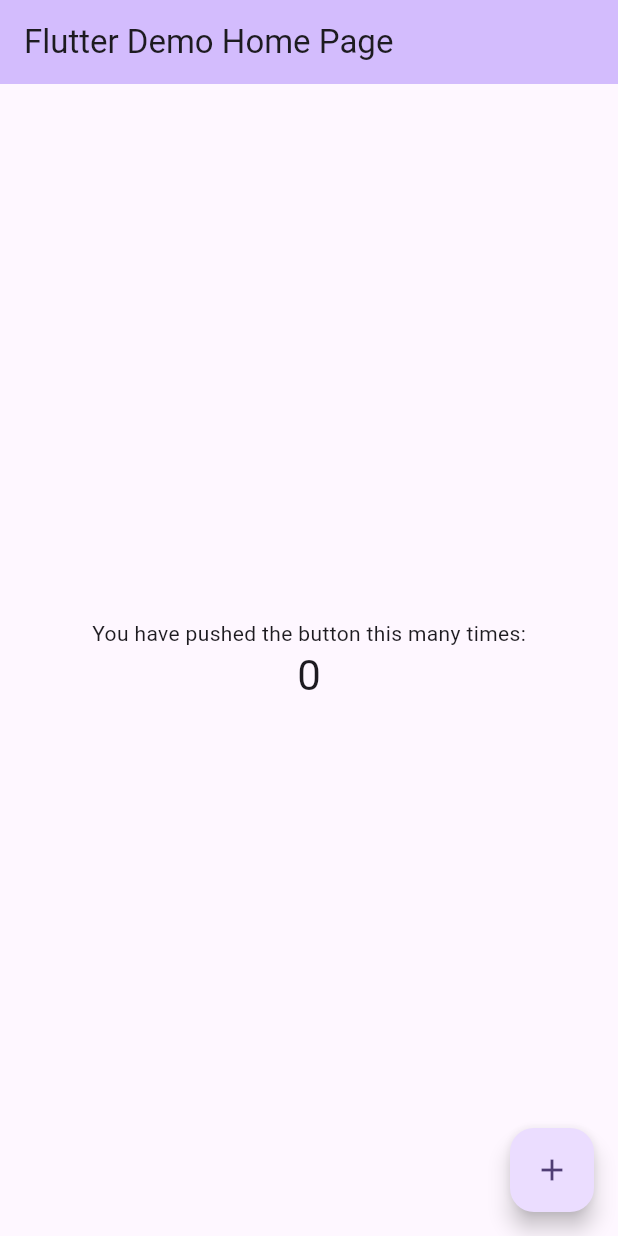
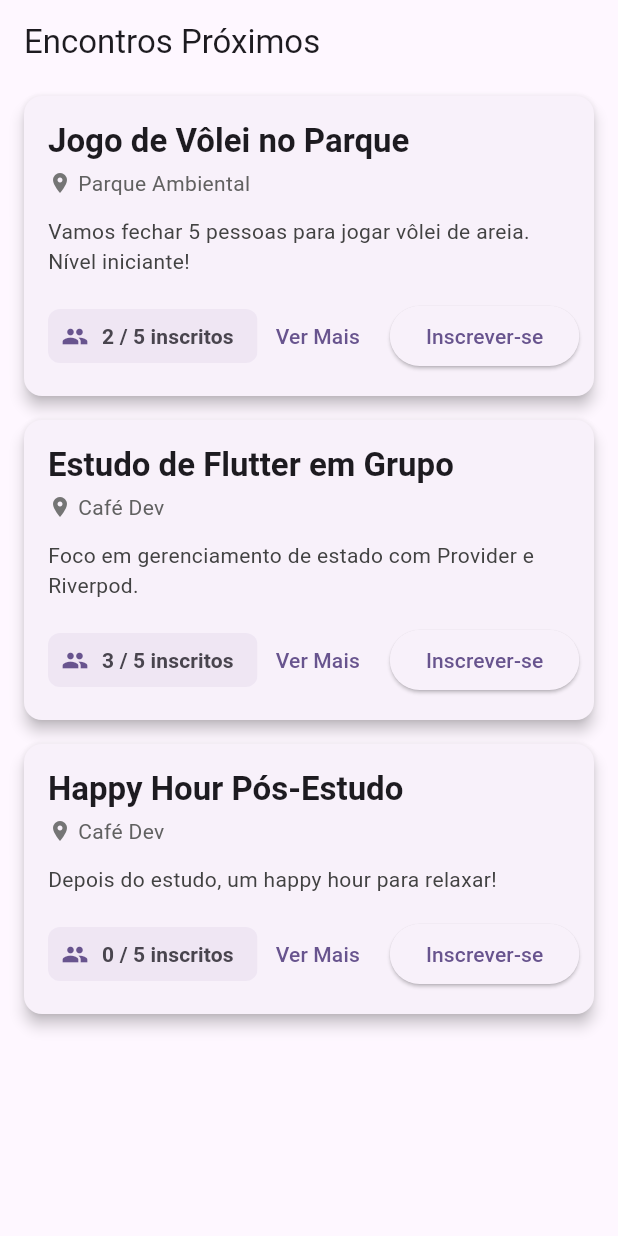
Before and after one commit to 5th-semester/hangout, a Flutter app: the screen it shows after launch, on a phone screen of 412 x 824 dp. Run offline on Flutter 3.47's test engine with Material 3 defaults, Android fonts, the light colour scheme and no system bars.

Commit message:
feat: add main page and repository associated

```diff
--- a/lib/main.dart
+++ b/lib/main.dart
@@ -1,4 +1,5 @@
 import 'package:flutter/material.dart';
+import 'package:hangout/pages/home_page.dart';
 
 void main() {
   runApp(const MyApp());
@@ -30,7 +31,7 @@
         // tested with just a hot reload.
         colorScheme: ColorScheme.fromSeed(seedColor: Colors.deepPurple),
       ),
-      home: const MyHomePage(title: 'Flutter Demo Home Page'),
+      home: const HomePage(),
     );
   }
 }
--- /dev/null
+++ b/lib/pages/home_page.dart
@@ -0,0 +1,56 @@
+import 'package:flutter/material.dart';
+import '../widgets/meeting_card.dart';
+import '../repositories/meeting_repository.dart';
+import '../models/meeting.dart';
+import '../models/coordinates.dart';
+
+class HomePage extends StatefulWidget {
+  const HomePage({super.key});
+
+  @override
+  State<HomePage> createState() => _HomePageState();
+}
+
+class _HomePageState extends State<HomePage> {
+  final _repository = MeetingRepository();
+  late List<Meeting> _meetings;
+
+  final _userLocation = Coordinates(latitude: -25.095, longitude: -50.162);
+
+  @override
+  void initState() {
+    super.initState();
+
+    _meetings = _repository.getPaginatedMeetingsByProximity(
+      userCoordinates: _userLocation,
+      itemsPerPage: 10,
+    );
+  }
+
+  @override
+  Widget build(BuildContext context) {
+    return Scaffold(
+      appBar: AppBar(title: const Text('Encontros Próximos')),
+      body: ListView.builder(
+        itemCount: _meetings.length,
+        itemBuilder: (context, index) {
+          final meeting = _meetings[index];
+          return MeetingCard(
+            meeting: meeting,
+            onSeeMorePressed: () {
+              print('Navegando para detalhes do evento: ${meeting.name}');
+            },
+            onSubscribePressed: () {
+              print('Inscrição no evento: ${meeting.name}');
+              ScaffoldMessenger.of(context).showSnackBar(
+                SnackBar(
+                  content: Text('Inscrição em "${meeting.name}" realizada!'),
+                ),
+              );
+            },
+          );
+        },
+      ),
+    );
+  }
+}
--- /dev/null
+++ b/lib/repositories/meeting_repository.dart
@@ -0,0 +1,75 @@
+import 'dart:math';
+
+import './mocks/meeting_mocks.dart';
+import '../models/coordinates.dart';
+import '../models/meeting.dart';
+
+// Classe auxiliar privada para associar um Meeting à sua distância calculada
+class _MeetingWithDistance {
+  final Meeting meeting;
+  final double distanceInKm;
+
+  _MeetingWithDistance({required this.meeting, required this.distanceInKm});
+}
+
+class MeetingRepository {
+  final List<Meeting> _allMeetings = MeetingMocks.list;
+
+  List<Meeting> getPaginatedMeetingsByProximity({
+    required Coordinates userCoordinates,
+    required int itemsPerPage,
+    int? lastMeetingId,
+  }) {
+    final meetingsWithDistance = _allMeetings.map((meeting) {
+      final distance = _calculateDistanceInKm(
+        userCoordinates,
+        meeting.local.coordinates,
+      );
+      return _MeetingWithDistance(meeting: meeting, distanceInKm: distance);
+    }).toList();
+
+    meetingsWithDistance.sort(
+      (a, b) => a.distanceInKm.compareTo(b.distanceInKm),
+    );
+
+    int startIndex = 0;
+
+    if (lastMeetingId != null) {
+      final lastIndex = meetingsWithDistance.indexWhere(
+        (m) => m.meeting.meeting_id == lastMeetingId,
+      );
+      if (lastIndex != -1) {
+        startIndex = lastIndex + 1;
+      }
+    }
+
+    final paginatedList = meetingsWithDistance
+        .skip(startIndex)
+        .take(itemsPerPage)
+        .map((m) => m.meeting)
+        .toList();
+
+    return paginatedList;
+  }
+
+  double _calculateDistanceInKm(Coordinates point1, Coordinates point2) {
+    const earthRadiusKm = 6371;
+
+    final dLat = _degreesToRadians(point2.latitude - point1.latitude);
+    final dLon = _degreesToRadians(point2.longitude - point1.longitude);
+
+    final lat1 = _degreesToRadians(point1.latitude);
+    final lat2 = _degreesToRadians(point2.latitude);
+
+    final a =
+        sin(dLat / 2) * sin(dLat / 2) +
+        sin(dLon / 2) * sin(dLon / 2) * cos(lat1) * cos(lat2);
+    final c = 2 * atan2(sqrt(a), sqrt(1 - a));
+
+    return earthRadiusKm * c;
+  }
+
+  double _degreesToRadians(double degrees) {
+    return degrees * pi / 180;
+  }
+}
--- /dev/null
+++ b/lib/widgets/meeting_card.dart
@@ -0,0 +1,117 @@
+import 'package:flutter/material.dart';
+import '../models/meeting.dart';
+
+class MeetingCard extends StatelessWidget {
+  final Meeting meeting;
+  final VoidCallback onSubscribePressed;
+  final VoidCallback onSeeMorePressed;
+
+  const MeetingCard({
+    super.key,
+    required this.meeting,
+    required this.onSubscribePressed,
+    required this.onSeeMorePressed,
+  });
+
+  @override
+  Widget build(BuildContext context) {
+    return Card(
+      clipBehavior: Clip.antiAlias,
+      margin: const EdgeInsets.symmetric(horizontal: 16, vertical: 8),
+      elevation: 4,
+      shape: RoundedRectangleBorder(borderRadius: BorderRadius.circular(12)),
+      child: InkWell(
+        onTap: onSeeMorePressed,
+        child: Padding(
+          padding: const EdgeInsets.all(16.0),
+          child: Column(
+            crossAxisAlignment: CrossAxisAlignment.start,
+            children: [
+              _buildHeader(context),
+              const SizedBox(height: 12),
+              _buildDescription(),
+              const SizedBox(height: 16),
+              _buildFooter(context),
+            ],
+          ),
+        ),
+      ),
+    );
+  }
+
+  Widget _buildHeader(BuildContext context) {
+    return Column(
+      crossAxisAlignment: CrossAxisAlignment.start,
+      children: [
+        Text(
+          meeting.name,
+          style: Theme.of(
+            context,
+          ).textTheme.titleLarge?.copyWith(fontWeight: FontWeight.bold),
+        ),
+        const SizedBox(height: 4),
+        Row(
+          children: [
+            Icon(Icons.location_on, size: 16, color: Colors.grey[600]),
+            const SizedBox(width: 4),
+            Text(
+              meeting.local.name,
+              style: Theme.of(
+                context,
+              ).textTheme.bodyMedium?.copyWith(color: Colors.grey[700]),
+            ),
+          ],
+        ),
+      ],
+    );
+  }
+
+  Widget _buildDescription() {
+    return Text(
+      meeting.description,
+      maxLines: 2,
+      overflow: TextOverflow.ellipsis,
+      style: TextStyle(color: Colors.grey[800]),
+    );
+  }
+
+  Widget _buildFooter(BuildContext context) {
+    return Row(
+      mainAxisAlignment: MainAxisAlignment.spaceBetween,
+      children: [_buildParticipantCountChip(context), _buildActionButtons()],
+    );
+  }
+
+  Widget _buildParticipantCountChip(BuildContext context) {
+    final isFull = meeting.users.length >= 5;
+    return Chip(
+      avatar: Icon(
+        Icons.people,
+        size: 18,
+        color: isFull ? Colors.red : Theme.of(context).primaryColor,
+      ),
+      label: Text(
+        '${meeting.users.length} / 5 inscritos',
+        style: const TextStyle(fontWeight: FontWeight.w600),
+      ),
+      backgroundColor: Theme.of(context).primaryColor.withOpacity(0.1),
+      side: BorderSide.none,
+    );
+  }
+
+  Widget _buildActionButtons() {
+    final isFull = meeting.users.length >= 5;
+
+    return Row(
+      children: [
+        TextButton(onPressed: onSeeMorePressed, child: const Text('Ver Mais')),
+        const SizedBox(width: 8),
+
+        ElevatedButton(
+          onPressed: isFull ? null : onSubscribePressed,
+          child: const Text('Inscrever-se'),
+        ),
+      ],
+    );
+  }
+}
```
